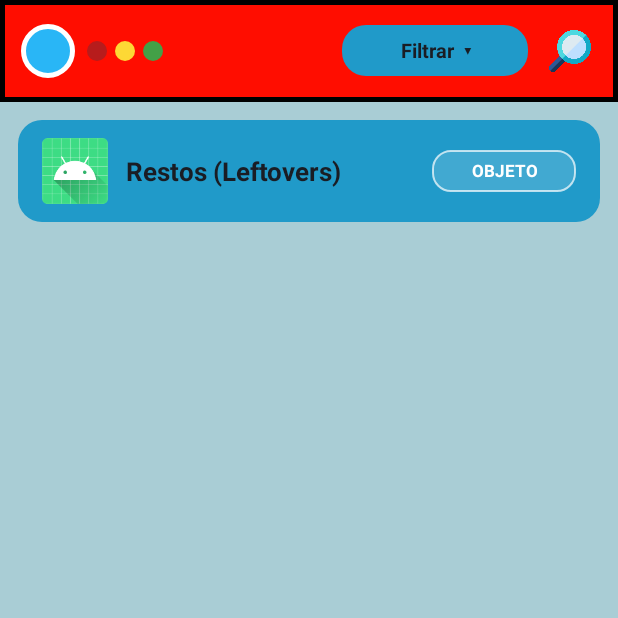
After one commit to Nicaib3/ScanDex, an Android app: the others screen opened directly, with no data from a screen before it, on a phone screen of 412 x 824 dp, the top half of it. The commit adds this screen. Run offline under Robolectric (Android 15) with nearby library versions, the phone set to English and light mode, and no system bars; network calls fail.

Commit message:
feature: item/ability sceeen added

```diff
--- a/app/src/main/AndroidManifest.xml
+++ b/app/src/main/AndroidManifest.xml
@@ -35,6 +35,10 @@
             android:name=".pokemonlibrary"
             android:exported="false"
             android:windowSoftInputMode="adjustResize" />
+        <activity
+            android:name=".others"
+            android:exported="false"
+            android:windowSoftInputMode="adjustResize" />
     </application>
 
 </manifest>
--- /dev/null
+++ b/app/src/main/java/com/example/scandex/others.kt
@@ -0,0 +1,20 @@
+package com.example.scandex
+
+import android.os.Bundle
+import androidx.activity.enableEdgeToEdge
+import androidx.appcompat.app.AppCompatActivity
+import androidx.core.view.ViewCompat
+import androidx.core.view.WindowInsetsCompat
+
+class others : AppCompatActivity() {
+    override fun onCreate(savedInstanceState: Bundle?) {
+        super.onCreate(savedInstanceState)
+        enableEdgeToEdge()
+        setContentView(R.layout.activity_others)
+        ViewCompat.setOnApplyWindowInsetsListener(findViewById(R.id.main)) { v, insets ->
+            val systemBars = insets.getInsets(WindowInsetsCompat.Type.systemBars())
+            v.setPadding(systemBars.left, systemBars.top, systemBars.right, systemBars.bottom)
+            insets
+        }
+    }
+}
--- a/app/src/main/res/layout/activity_main.xml
+++ b/app/src/main/res/layout/activity_main.xml
@@ -153,4 +153,12 @@
         app:layout_constraintStart_toEndOf="@+id/btnCapture"
         app:layout_constraintTop_toTopOf="@+id/btnCapture" />
 
+    <Button
+        android:id="@+id/button4"
+        android:layout_width="wrap_content"
+        android:layout_height="wrap_content"
+        android:text="items/habilidades"
+        tools:layout_editor_absoluteX="252dp"
+        tools:layout_editor_absoluteY="719dp" />
+
 </androidx.constraintlayout.widget.ConstraintLayout>
--- /dev/null
+++ b/app/src/main/res/layout/activity_others.xml
@@ -0,0 +1,117 @@
+<?xml version="1.0" encoding="utf-8"?>
+<androidx.constraintlayout.widget.ConstraintLayout xmlns:android="http://schemas.android.com/apk/res/android"
+    xmlns:app="http://schemas.android.com/apk/res-auto"
+    xmlns:tools="http://schemas.android.com/tools"
+    android:id="@+id/main"
+    android:layout_width="match_parent"
+    android:layout_height="match_parent"
+    android:background="#A9CDD5"
+    tools:context=".others">
+
+    <LinearLayout
+        android:id="@+id/topBar"
+        android:layout_width="0dp"
+        android:layout_height="68dp"
+        android:background="@drawable/lib_top"
+        android:gravity="center_vertical"
+        android:orientation="horizontal"
+        android:paddingStart="14dp"
+        android:paddingEnd="14dp"
+        app:layout_constraintEnd_toEndOf="parent"
+        app:layout_constraintStart_toStartOf="parent"
+        app:layout_constraintTop_toTopOf="parent">
+
+        <ImageView
+            android:layout_width="36dp"
+            android:layout_height="36dp"
+            android:contentDescription="@null"
+            android:src="@drawable/circle_blue" />
+
+        <ImageView
+            android:layout_width="13dp"
+            android:layout_height="13dp"
+            android:layout_marginStart="8dp"
+            android:contentDescription="@null"
+            android:src="@drawable/circle_red" />
+
+        <ImageView
+            android:layout_width="13dp"
+            android:layout_height="13dp"
+            android:layout_marginStart="5dp"
+            android:contentDescription="@null"
+            android:src="@drawable/circle_yellow" />
+
+        <ImageView
+            android:layout_width="13dp"
+            android:layout_height="13dp"
+            android:layout_marginStart="5dp"
+            android:contentDescription="@null"
+            android:src="@drawable/circle_green" />
+
+        <Space
+            android:layout_width="0dp"
+            android:layout_height="wrap_content"
+            android:layout_weight="1" />
+
+        <TextView
+            android:id="@+id/btnFilterOthers"
+            android:layout_width="124dp"
+            android:layout_height="34dp"
+            android:layout_marginEnd="10dp"
+            android:background="@drawable/tag_bg"
+            android:clickable="true"
+            android:focusable="true"
+            android:gravity="center"
+            android:paddingStart="10dp"
+            android:paddingEnd="10dp"
+            android:text="Filtrar  ▾"
+            android:textColor="#1A1D24"
+            android:textSize="13sp"
+            android:textStyle="bold" />
+
+        <ImageView
+            android:id="@+id/ivOthersSearch"
+            android:layout_width="36dp"
+            android:layout_height="36dp"
+            android:clickable="true"
+            android:contentDescription="Buscar objeto o habilidad"
+            android:focusable="true"
+            android:padding="4dp"
+            android:scaleType="fitCenter"
+            android:src="@drawable/search" />
+    </LinearLayout>
+
+    <ScrollView
+        android:id="@+id/scrollOthers"
+        android:layout_width="0dp"
+        android:layout_height="0dp"
+        android:clipToPadding="false"
+        android:padding="12dp"
+        app:layout_constraintBottom_toBottomOf="parent"
+        app:layout_constraintEnd_toEndOf="parent"
+        app:layout_constraintStart_toStartOf="parent"
+        app:layout_constraintTop_toBottomOf="@id/topBar">
+
+        <LinearLayout
+            android:id="@+id/othersContainer"
+            android:layout_width="match_parent"
+            android:layout_height="wrap_content"
+            android:orientation="vertical">
+
+            <include layout="@layout/item_other" />
+
+        </LinearLayout>
+    </ScrollView>
+
+    <ProgressBar
+        android:id="@+id/progressBarOthers"
+        style="?android:attr/progressBarStyle"
+        android:layout_width="wrap_content"
+        android:layout_height="wrap_content"
+        android:visibility="gone"
+        app:layout_constraintBottom_toBottomOf="parent"
+        app:layout_constraintEnd_toEndOf="parent"
+        app:layout_constraintStart_toStartOf="parent"
+        app:layout_constraintTop_toBottomOf="@id/topBar" />
+
+</androidx.constraintlayout.widget.ConstraintLayout>
--- /dev/null
+++ b/app/src/main/res/layout/item_other.xml
@@ -0,0 +1,48 @@
+<?xml version="1.0" encoding="utf-8"?>
+<LinearLayout xmlns:android="http://schemas.android.com/apk/res/android"
+    android:id="@+id/cardOtherItem"
+    android:layout_width="match_parent"
+    android:layout_height="68dp"
+    android:layout_marginBottom="10dp"
+    android:background="@drawable/tag_bg"
+    android:clickable="true"
+    android:focusable="true"
+    android:gravity="center_vertical"
+    android:orientation="horizontal"
+    android:paddingStart="16dp"
+    android:paddingEnd="16dp">
+
+    <!-- Sprite del Objeto (se ocultará con View.GONE cuando el ítem sea una Habilidad) -->
+    <ImageView
+        android:id="@+id/ivOtherIcon"
+        android:layout_width="44dp"
+        android:layout_height="44dp"
+        android:layout_marginEnd="12dp"
+        android:contentDescription="Icono de objeto"
+        android:scaleType="fitCenter"
+        android:src="@mipmap/ic_launcher" />
+
+    <TextView
+        android:id="@+id/tvOtherName"
+        android:layout_width="0dp"
+        android:layout_height="wrap_content"
+        android:layout_weight="1"
+        android:ellipsize="end"
+        android:maxLines="1"
+        android:text="Restos (Leftovers)"
+        android:textColor="#1A1D24"
+        android:textSize="17sp"
+        android:textStyle="bold" />
+
+    <TextView
+        android:id="@+id/tvOtherCategory"
+        android:layout_width="96dp"
+        android:layout_height="28dp"
+        android:background="@drawable/pkm_type"
+        android:gravity="center"
+        android:text="OBJETO"
+        android:textColor="#FFFFFF"
+        android:textSize="11sp"
+        android:textStyle="bold" />
+
+</LinearLayout>
```
